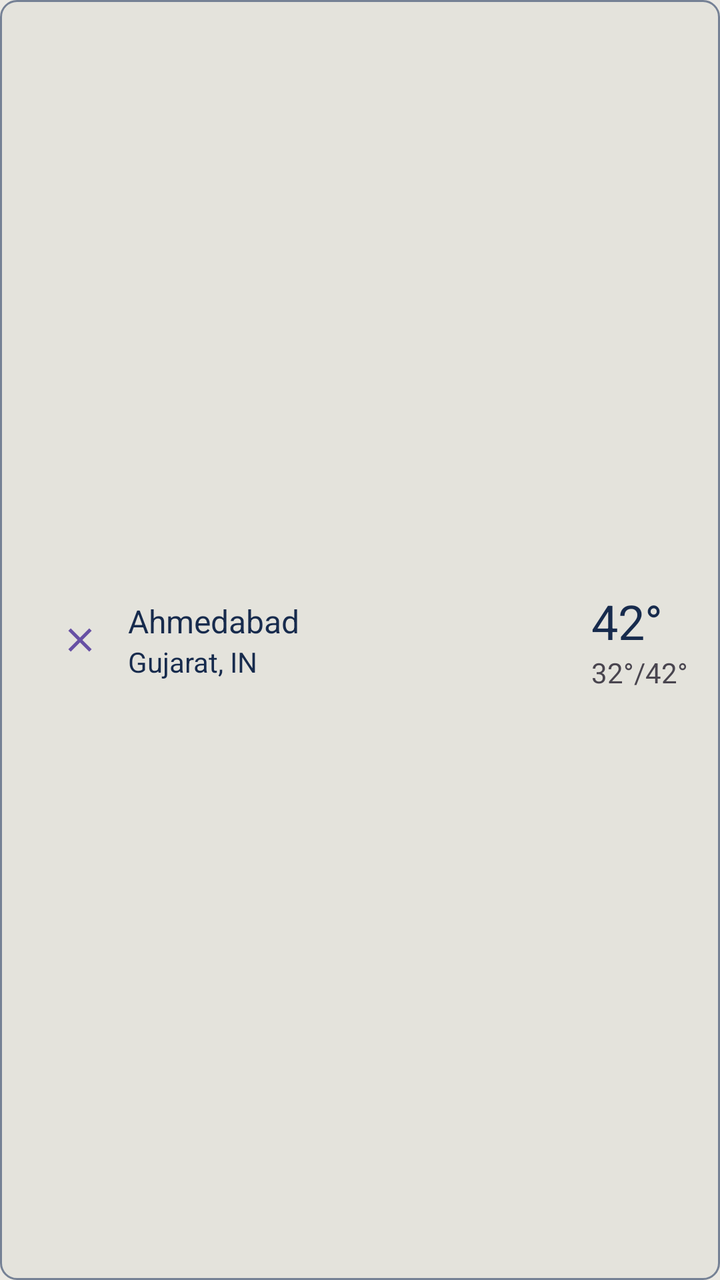
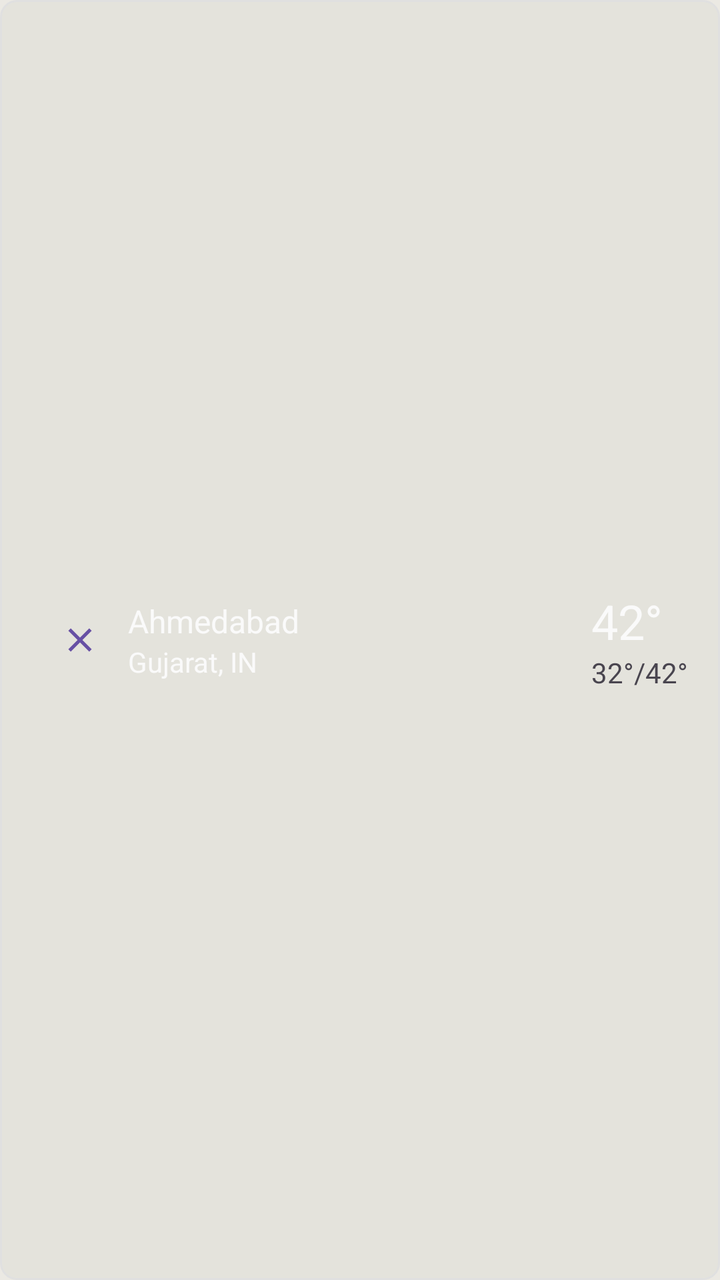

Compare the two renders of this Android layout. The source of the first and the diff that turns it into the second are given below.
<!-- AndroidManifest.xml: application theme Theme.Skycond -->
<!-- res/layout/manage_cities.xml -->
<?xml version="1.0" encoding="utf-8"?>
<androidx.constraintlayout.widget.ConstraintLayout
    xmlns:android="http://schemas.android.com/apk/res/android"
    xmlns:app="http://schemas.android.com/apk/res-auto"
    android:layout_width="match_parent"
    android:layout_height="wrap_content"
    android:layout_marginStart="@dimen/large"
    android:layout_marginEnd="@dimen/large"
    android:layout_marginBottom="@dimen/large"
    android:background="@drawable/weather_screen_card_bg"
    android:orientation="vertical"
    android:padding="@dimen/medium">

    <Button
        android:id="@+id/btn_manage_cities_remove"
        style="?attr/materialIconButtonStyle"
        android:layout_width="wrap_content"
        android:layout_height="wrap_content"
        android:contentDescription="@string/remove_city"
        app:icon="@drawable/ic_close"
        app:layout_constraintBottom_toBottomOf="parent"
        app:layout_constraintStart_toStartOf="parent"
        app:layout_constraintTop_toTopOf="parent" />

    <TextView
        android:id="@+id/tv_manage_cities_name"
        android:layout_width="0dp"
        android:layout_height="wrap_content"
        android:text="Ahmedabad"
        android:textColor="?attr/weatherScreenTextColor"
        android:textSize="@dimen/medium_text"
        app:layout_constraintBottom_toTopOf="@+id/tv_manage_cities_state_country"
        app:layout_constraintEnd_toStartOf="@+id/tv_manage_cities_main_temp"
        app:layout_constraintStart_toEndOf="@+id/btn_manage_cities_remove"
        app:layout_constraintTop_toTopOf="parent"
        app:layout_constraintVertical_chainStyle="packed" />

    <TextView
        android:id="@+id/tv_manage_cities_state_country"
        android:layout_width="0dp"
        android:layout_height="wrap_content"
        android:text="Gujarat, IN"
        android:textColor="?attr/weatherScreenTextColor"
        app:layout_constraintBottom_toBottomOf="parent"
        app:layout_constraintEnd_toEndOf="@+id/tv_manage_cities_name"
        app:layout_constraintStart_toStartOf="@+id/tv_manage_cities_name"
        app:layout_constraintTop_toBottomOf="@+id/tv_manage_cities_name" />


    <TextView
        android:id="@+id/tv_manage_cities_main_temp"
        android:layout_width="wrap_content"
        android:layout_height="wrap_content"
        android:text="42°"
        android:textColor="?attr/weatherScreenTextColor"
        android:textSize="@dimen/large_text"
        app:layout_constraintBottom_toTopOf="@+id/tv_manage_cities_min_max"
        app:layout_constraintStart_toStartOf="@+id/tv_manage_cities_min_max"
        app:layout_constraintTop_toTopOf="parent"
        app:layout_constraintVertical_bias="0.5"
        app:layout_constraintVertical_chainStyle="packed" />

    <TextView
        android:id="@+id/tv_manage_cities_min_max"
        android:layout_width="wrap_content"
        android:layout_height="wrap_content"
        android:text="32°/42°"
        app:layout_constraintBottom_toBottomOf="parent"
        app:layout_constraintEnd_toEndOf="parent"
        app:layout_constraintTop_toBottomOf="@+id/tv_manage_cities_main_temp"
        app:layout_constraintVertical_bias="0.5" />

</androidx.constraintlayout.widget.ConstraintLayout>
<!-- resources referenced by this layout -->
<resources>
  <dimen name="large">24dp</dimen>
  <dimen name="large_text">24sp</dimen>
  <dimen name="medium">16dp</dimen>
  <dimen name="medium_text">16sp</dimen>
  <!-- drawable ic_close (drawable) -->
  <vector xmlns:android="http://schemas.android.com/apk/res/android" android:height="24dp" android:tint="#000000" android:viewportHeight="24" android:viewportWidth="24" android:width="24dp">
        
      <path android:fillColor="@android:color/white" android:pathData="M19,6.41L17.59,5 12,10.59 6.41,5 5,6.41 10.59,12 5,17.59 6.41,19 12,13.41 17.59,19 19,17.59 13.41,12z"/>
      
  </vector>
  <!-- drawable weather_screen_card_bg (drawable) -->
  <?xml version="1.0" encoding="utf-8"?>
  <shape xmlns:android="http://schemas.android.com/apk/res/android"
      android:shape="rectangle">
      <corners android:radius="8dp" />
      <solid android:color="@color/Neutral300A" />
      <stroke android:color="@color/Neutral600" android:width="@dimen/_1sdp" />
  </shape>
  <string name="remove_city">Remove City</string>
  <style name="Theme.Skycond" parent="Theme.Material3.DayNight.NoActionBar">
          <item name="android:windowBackground">@color/background_light</item>
          <item name="android:windowLightStatusBar">false</item>
          <item name="weatherIconColor">@color/lite_icon_color</item>
          <item name="titleTextColor">@color/black_text_color</item>
          <item name="weatherScreenTextColor">@color/Neutral1000</item>
          <item name="weatherScreenIconColor">@color/Neutral800</item>
          <item name="searchEditTextColor">@color/lite_search_edit_text_color</item>
          <item name="weatherScreenDividerColor">@color/Neutral800</item>
          <item name="subtitleTextColor">@color/lite_subtitle_text_color</item>
          <item name="android:statusBarColor">@color/weather_screen_bg</item>
          <item name="fontFamily">@font/poppins_regular</item>
      </style>
  <color name="Neutral300A">#091E4224</color>
  <color name="Neutral600">#FF758195</color>
  <dimen name="_1sdp">1dp</dimen>
  <color name="background_light">#EBE9E3</color>
  <color name="lite_icon_color">#2C2C2C</color>
  <color name="black_text_color">#1A1A1A</color>
  <color name="Neutral1000">#FF172B4D</color>
  <color name="Neutral800">#FF44546F</color>
  <color name="lite_search_edit_text_color">#FFD4D2CC</color>
  <color name="lite_subtitle_text_color">#6B6B6B</color>
  <color name="weather_screen_bg">#FF29B2DD</color>
</resources>

<!-- the commit's change to res/layout/manage_cities.xml (unified diff, before → after) -->
@@ -27,7 +27,7 @@
         android:layout_width="0dp"
         android:layout_height="wrap_content"
         android:text="Ahmedabad"
-        android:textColor="?attr/weatherScreenTextColor"
+        android:textColor="?attr/colorTextPrimary"
         android:textSize="@dimen/medium_text"
         app:layout_constraintBottom_toTopOf="@+id/tv_manage_cities_state_country"
         app:layout_constraintEnd_toStartOf="@+id/tv_manage_cities_main_temp"
@@ -40,7 +40,7 @@
         android:layout_width="0dp"
         android:layout_height="wrap_content"
         android:text="Gujarat, IN"
-        android:textColor="?attr/weatherScreenTextColor"
+        android:textColor="?attr/colorTextPrimary"
         app:layout_constraintBottom_toBottomOf="parent"
         app:layout_constraintEnd_toEndOf="@+id/tv_manage_cities_name"
         app:layout_constraintStart_toStartOf="@+id/tv_manage_cities_name"
@@ -52,7 +52,7 @@
         android:layout_width="wrap_content"
         android:layout_height="wrap_content"
         android:text="42°"
-        android:textColor="?attr/weatherScreenTextColor"
+        android:textColor="?attr/colorTextPrimary"
         android:textSize="@dimen/large_text"
         app:layout_constraintBottom_toTopOf="@+id/tv_manage_cities_min_max"
         app:layout_constraintStart_toStartOf="@+id/tv_manage_cities_min_max"
<!-- resource entries referenced after the edit -->
@@ -16,7 +16,7 @@
       android:shape="rectangle">
       <corners android:radius="8dp" />
       <solid android:color="@color/Neutral300A" />
-      <stroke android:color="@color/Neutral600" android:width="@dimen/_1sdp" />
+      <stroke android:color="?attr/colorStroke" android:width="@dimen/_1sdp" />
   </shape>
   <string name="remove_city">Remove City</string>
   <style name="Theme.Skycond" parent="Theme.Material3.DayNight.NoActionBar">
@@ -24,24 +24,33 @@
           <item name="android:windowLightStatusBar">false</item>
           <item name="weatherIconColor">@color/lite_icon_color</item>
           <item name="titleTextColor">@color/black_text_color</item>
-          <item name="weatherScreenTextColor">@color/Neutral1000</item>
-          <item name="weatherScreenIconColor">@color/Neutral800</item>
+  
+          <item name="colorTextPrimary">@color/color_text_primary</item>
+          <item name="colorTextSecondary">@color/color_text_secondary</item>
+          <item name="colorDivider">@color/color_divider</item>
+          <item name="colorStroke">@color/colorStroke</item>
+  
           <item name="searchEditTextColor">@color/lite_search_edit_text_color</item>
-          <item name="weatherScreenDividerColor">@color/Neutral800</item>
           <item name="subtitleTextColor">@color/lite_subtitle_text_color</item>
-          <item name="android:statusBarColor">@color/weather_screen_bg</item>
+  
+          
           <item name="fontFamily">@font/poppins_regular</item>
+  
+          
+          <item name="android:windowTranslucentStatus">false</item>
+          <item name="android:statusBarColor">@android:color/transparent</item>
+  
       </style>
   <color name="Neutral300A">#091E4224</color>
-  <color name="Neutral600">#FF758195</color>
   <dimen name="_1sdp">1dp</dimen>
   <color name="background_light">#EBE9E3</color>
   <color name="lite_icon_color">#2C2C2C</color>
   <color name="black_text_color">#1A1A1A</color>
-  <color name="Neutral1000">#FF172B4D</color>
-  <color name="Neutral800">#FF44546F</color>
+  <color name="color_text_primary">#FAFAFA</color>
+  <color name="color_text_secondary">#E0E0E0</color>
+  <color name="color_divider">#E0E0E0</color>
+  <color name="colorStroke">#E0E0E0</color>
   <color name="lite_search_edit_text_color">#FFD4D2CC</color>
   <color name="lite_subtitle_text_color">#6B6B6B</color>
-  <color name="weather_screen_bg">#FF29B2DD</color>
 </resources>
 
